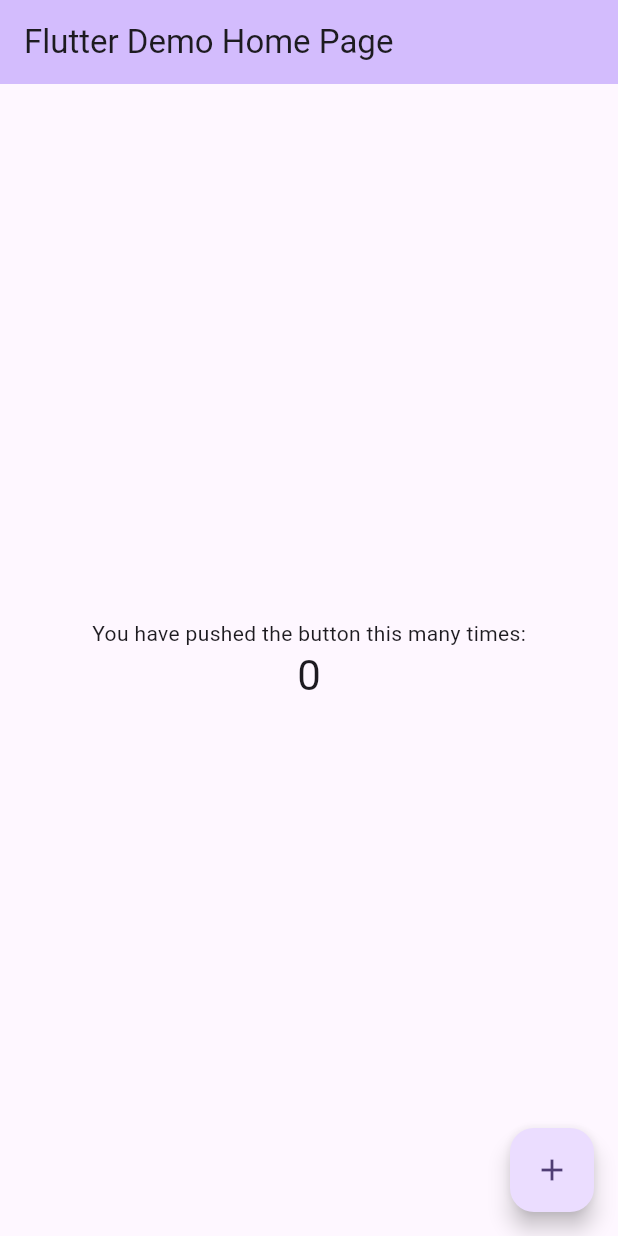
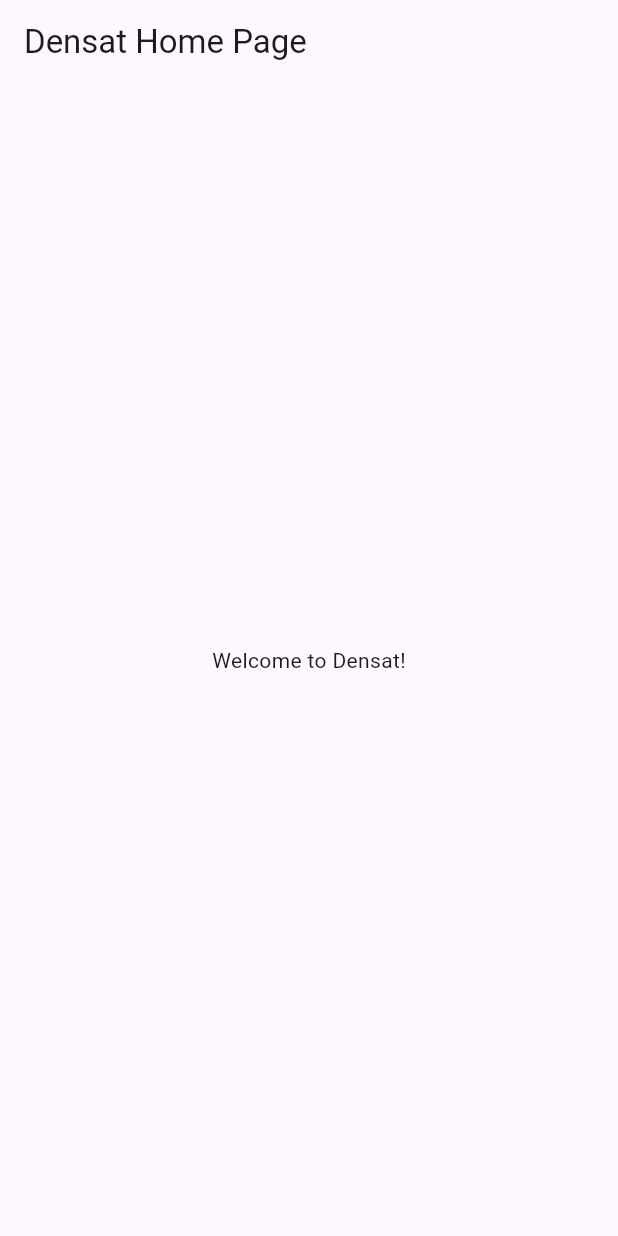
Before and after one commit to FahadQasim283/repairkaro, a Flutter app: the screen it shows after launch, on a phone screen of 412 x 824 dp. Run offline on Flutter 3.47's test engine with Material 3 defaults, Android fonts, the phone set to English and light mode, and no system bars.

Commit message:
intial setup

```diff
--- /dev/null
+++ b/lib/app.dart
@@ -0,0 +1,22 @@
+import 'package:flutter/material.dart';
+
+class Densat extends StatefulWidget {
+  const Densat({super.key});
+
+  @override
+  State<Densat> createState() => _DensatState();
+}
+
+class _DensatState extends State<Densat> {
+  @override
+  Widget build(BuildContext context) {
+    return MaterialApp(
+      title: 'Densat',
+      theme: ThemeData(primarySwatch: Colors.blue),
+      home: Scaffold(
+        appBar: AppBar(title: const Text('Densat Home Page')),
+        body: const Center(child: Text('Welcome to Densat!')),
+      ),
+    );
+  }
+}
--- a/lib/main.dart
+++ b/lib/main.dart
@@ -1,122 +1,5 @@
 import 'package:flutter/material.dart';
-
+import 'app.dart';
 void main() {
-  runApp(const MyApp());
+  runApp(const Densat());
 }
-
-class MyApp extends StatelessWidget {
-  const MyApp({super.key});
-
-  // This widget is the root of your application.
-  @override
-  Widget build(BuildContext context) {
-    return MaterialApp(
-      title: 'Flutter Demo',
-      theme: ThemeData(
-        // This is the theme of your application.
-        //
-        // TRY THIS: Try running your application with "flutter run". You'll see
-        // the application has a purple toolbar. Then, without quitting the app,
-        // try changing the seedColor in the colorScheme below to Colors.green
-        // and then invoke "hot reload" (save your changes or press the "hot
-        // reload" button in a Flutter-supported IDE, or press "r" if you used
-        // the command line to start the app).
-        //
-        // Notice that the counter didn't reset back to zero; the application
-        // state is not lost during the reload. To reset the state, use hot
-        // restart instead.
-        //
-        // This works for code too, not just values: Most code changes can be
-        // tested with just a hot reload.
-        colorScheme: ColorScheme.fromSeed(seedColor: Colors.deepPurple),
-      ),
-      home: const MyHomePage(title: 'Flutter Demo Home Page'),
-    );
-  }
-}
-
-class MyHomePage extends StatefulWidget {
-  const MyHomePage({super.key, required this.title});
-
-  // This widget is the home page of your application. It is stateful, meaning
-  // that it has a State object (defined below) that contains fields that affect
-  // how it looks.
-
-  // This class is the configuration for the state. It holds the values (in this
-  // case the title) provided by the parent (in this case the App widget) and
-  // used by the build method of the State. Fields in a Widget subclass are
-  // always marked "final".
-
-  final String title;
-
-  @override
-  State<MyHomePage> createState() => _MyHomePageState();
-}
-
-class _MyHomePageState extends State<MyHomePage> {
-  int _counter = 0;
-
-  void _incrementCounter() {
-    setState(() {
-      // This call to setState tells the Flutter framework that something has
-      // changed in this State, which causes it to rerun the build method below
-      // so that the display can reflect the updated values. If we changed
-      // _counter without calling setState(), then the build method would not be
-      // called again, and so nothing would appear to happen.
-      _counter++;
-    });
-  }
-
-  @override
-  Widget build(BuildContext context) {
-    // This method is rerun every time setState is called, for instance as done
-    // by the _incrementCounter method above.
-    //
-    // The Flutter framework has been optimized to make rerunning build methods
-    // fast, so that you can just rebuild anything that needs updating rather
-    // than having to individually change instances of widgets.
-    return Scaffold(
-      appBar: AppBar(
-        // TRY THIS: Try changing the color here to a specific color (to
-        // Colors.amber, perhaps?) and trigger a hot reload to see the AppBar
-        // change color while the other colors stay the same.
-        backgroundColor: Theme.of(context).colorScheme.inversePrimary,
-        // Here we take the value from the MyHomePage object that was created by
-        // the App.build method, and use it to set our appbar title.
-        title: Text(widget.title),
-      ),
-      body: Center(
-        // Center is a layout widget. It takes a single child and positions it
-        // in the middle of the parent.
-        child: Column(
-          // Column is also a layout widget. It takes a list of children and
-          // arranges them vertically. By default, it sizes itself to fit its
-          // children horizontally, and tries to be as tall as its parent.
-          //
-          // Column has various properties to control how it sizes itself and
-          // how it positions its children. Here we use mainAxisAlignment to
-          // center the children vertically; the main axis here is the vertical
-          // axis because Columns are vertical (the cross axis would be
-          // horizontal).
-          //
-          // TRY THIS: Invoke "debug painting" (choose the "Toggle Debug Paint"
-          // action in the IDE, or press "p" in the console), to see the
-          // wireframe for each widget.
-          mainAxisAlignment: MainAxisAlignment.center,
-          children: <Widget>[
-            const Text('You have pushed the button this many times:'),
-            Text(
-              '$_counter',
-              style: Theme.of(context).textTheme.headlineMedium,
-            ),
-          ],
-        ),
-      ),
-      floatingActionButton: FloatingActionButton(
-        onPressed: _incrementCounter,
-        tooltip: 'Increment',
-        child: const Icon(Icons.add),
-      ), // This trailing comma makes auto-formatting nicer for build methods.
-    );
-  }
-}
```
Also changed, not shown: 1 other file.
